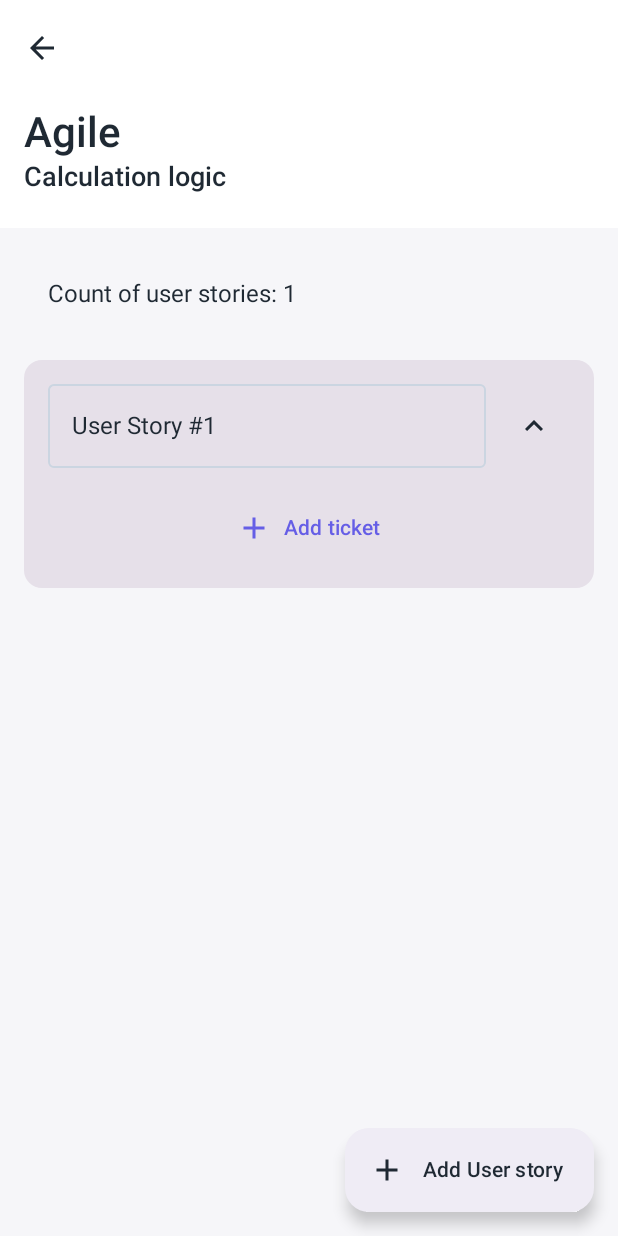
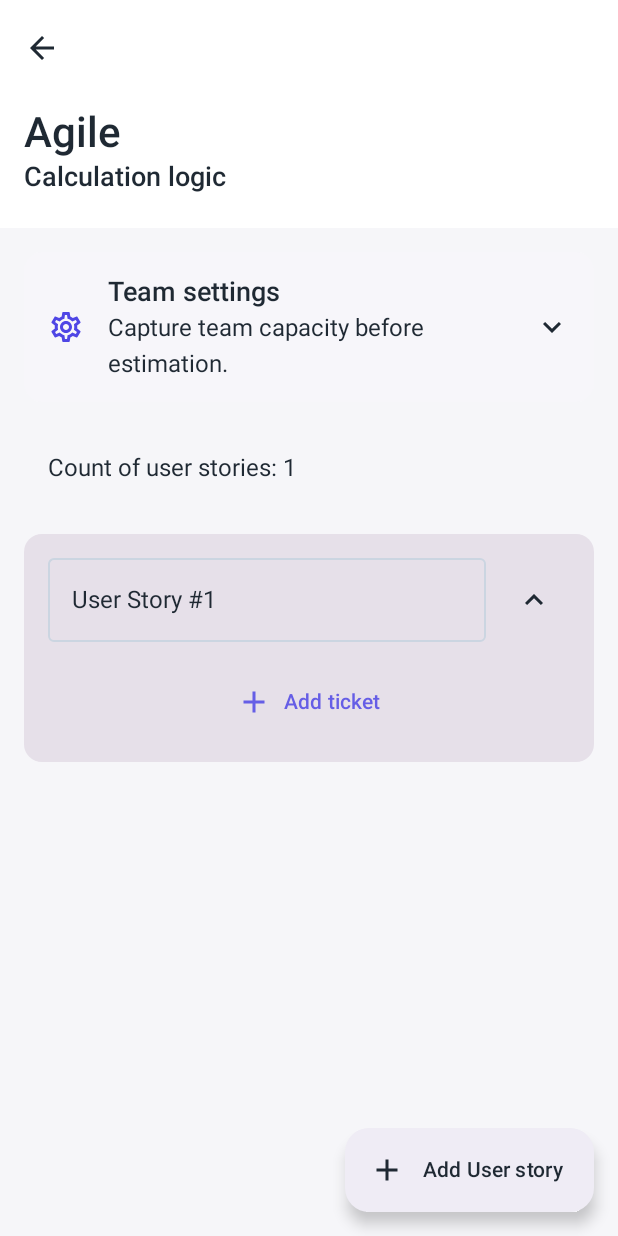
Before and after one commit to Sirelon/AICalories, an Android app built with Jetpack Compose: the @Preview function App, on a phone screen of 412 x 824 dp. Run offline under Robolectric (Android 15) with nearby library versions, the light colour scheme and no system bars; our stand-ins replace Navigation 3; libraries missing offline, so code that uses them is left out: com.mohamedrejeb.calf.

Commit message:
Add team settings screen backed by repository

```diff
--- a/composeApp/src/commonMain/kotlin/com/sirelon/aicalories/features/agile/AgileRoot.kt
+++ b/composeApp/src/commonMain/kotlin/com/sirelon/aicalories/features/agile/AgileRoot.kt
@@ -9,6 +9,7 @@ import androidx.navigation3.runtime.entryProvider
 import androidx.navigation3.runtime.rememberSaveableStateHolderNavEntryDecorator
 import androidx.navigation3.ui.NavDisplay
 import com.sirelon.aicalories.features.agile.navigation.AgileDestination
+import com.sirelon.aicalories.features.agile.team.TeamScreen
 
 @Composable
 fun AgileRoot(
@@ -25,6 +26,9 @@ fun AgileRoot(
             onExit()
         }
     }
+    val pushDestination: (AgileDestination) -> Unit = { destination ->
+        navBackStack.add(destination)
+    }
 
     NavDisplay(
         modifier = Modifier.fillMaxSize(),
@@ -32,7 +36,18 @@ fun AgileRoot(
         entryDecorators = listOf(rememberSaveableStateHolderNavEntryDecorator<AgileDestination>()),
         entryProvider = entryProvider<AgileDestination> {
             entry<AgileDestination.StoryBoard> {
-                AgileScreen(onBack = popDestination)
+                AgileScreen(
+                    onBack = popDestination,
+                    onOpenTeamSettings = { teamId ->
+                        pushDestination(AgileDestination.TeamSettings(teamId))
+                    },
+                )
+            }
+            entry<AgileDestination.TeamSettings> { destination ->
+                TeamScreen(
+                    onBack = popDestination,
+                    teamId = destination.teamId,
+                )
             }
         },
     )
--- a/composeApp/src/commonMain/kotlin/com/sirelon/aicalories/features/agile/AgileScreen.kt
+++ b/composeApp/src/commonMain/kotlin/com/sirelon/aicalories/features/agile/AgileScreen.kt
@@ -11,6 +11,7 @@ import androidx.compose.foundation.lazy.rememberLazyListState
 import androidx.compose.material.icons.Icons
 import androidx.compose.material.icons.outlined.Add
 import androidx.compose.material.icons.outlined.ExpandMore
+import androidx.compose.material.icons.outlined.Settings
 import androidx.compose.material3.ExtendedFloatingActionButton
 import androidx.compose.material3.Icon
 import androidx.compose.material3.MaterialTheme
@@ -45,6 +46,7 @@ import org.koin.compose.viewmodel.koinViewModel
 @Composable
 fun AgileScreen(
     onBack: () -> Unit,
+    onOpenTeamSettings: (Int) -> Unit,
 ) {
     val viewModel: AgileViewModel = koinViewModel()
     val state by viewModel.state.collectAsStateWithLifecycle()
@@ -52,6 +54,7 @@ fun AgileScreen(
     AgileScreenContent(
         state = state,
         onBack = onBack,
+        onOpenTeamSettings = onOpenTeamSettings,
         onEvent = viewModel::onEvent,
     )
 }
@@ -60,6 +63,7 @@ fun AgileScreen(
 private fun AgileScreenContent(
     state: AgileContract.AgileState,
     onBack: () -> Unit,
+    onOpenTeamSettings: (Int) -> Unit,
     onEvent: (AgileContract.AgileEvent) -> Unit,
 ) {
     val scrollBehavior = TopAppBarDefaults.enterAlwaysScrollBehavior()
@@ -98,6 +102,10 @@ private fun AgileScreenContent(
             contentPadding = it,
             verticalArrangement = Arrangement.spacedBy(AppDimens.Spacing.xl3),
         ) {
+            item {
+                TeamSettingsEntry(onOpenTeamSettings = onOpenTeamSettings)
+            }
+
             item {
                 Text(
                     modifier = Modifier.padding(AppDimens.Spacing.xl3),
@@ -177,6 +185,49 @@ private fun AgileScreenContent(
                     }
                 }
             }
+        }
+    }
+}
+
+private const val DEFAULT_TEAM_ID = 1
+
+@Composable
+private fun TeamSettingsEntry(onOpenTeamSettings: (Int) -> Unit) {
+    Surface(
+        modifier = Modifier.fillMaxWidth(),
+        onClick = { onOpenTeamSettings(DEFAULT_TEAM_ID) },
+        shape = MaterialTheme.shapes.medium,
+        tonalElevation = 1.dp,
+    ) {
+        Row(
+            modifier = Modifier.padding(AppDimens.Spacing.xl3),
+            horizontalArrangement = Arrangement.spacedBy(AppDimens.Spacing.xl3),
+            verticalAlignment = Alignment.CenterVertically,
+        ) {
+            Icon(
+                imageVector = Icons.Outlined.Settings,
+                contentDescription = null,
+                tint = MaterialTheme.colorScheme.primary,
+            )
+            Column(
+                modifier = Modifier.weight(1f),
+                verticalArrangement = Arrangement.spacedBy(AppDimens.Spacing.xs),
+            ) {
+                Text(
+                    text = "Team settings",
+                    style = MaterialTheme.typography.titleMedium,
+                )
+                Text(
+                    text = "Capture team capacity before estimation.",
+                    style = MaterialTheme.typography.bodyMedium,
+                    color = MaterialTheme.colorScheme.onSurfaceVariant,
+                )
+            }
+            Icon(
+                imageVector = Icons.Outlined.ExpandMore,
+                contentDescription = null,
+                tint = MaterialTheme.colorScheme.onSurfaceVariant,
+            )
         }
     }
 }
@@ -271,6 +322,7 @@ private fun AgileScreenPreview() {
             nextTicketId = 3,
         ),
         onBack = {},
+        onOpenTeamSettings = { _ -> },
         onEvent = {},
     )
 }
--- a/composeApp/src/commonMain/kotlin/com/sirelon/aicalories/features/agile/navigation/AgileDestination.kt
+++ b/composeApp/src/commonMain/kotlin/com/sirelon/aicalories/features/agile/navigation/AgileDestination.kt
@@ -10,4 +10,7 @@ import kotlinx.serialization.Serializable
 sealed interface AgileDestination : NavKey {
     @Serializable
     data object StoryBoard : AgileDestination
+
+    @Serializable
+    data class TeamSettings(val teamId: Int) : AgileDestination
 }
```
Also changed, not shown: composeApp/src/commonMain/kotlin/com/sirelon/aicalories/features/agile/data/AgileRepository.kt (added, +27 -0 lines), composeApp/src/commonMain/kotlin/com/sirelon/aicalories/features/agile/di/AgileModule.kt (+10 -0 lines), composeApp/src/commonMain/kotlin/com/sirelon/aicalories/features/agile/team/TeamContract.kt (added, +16 -0 lines), composeApp/src/commonMain/kotlin/com/sirelon/aicalories/features/agile/team/TeamScreen.kt (added, +211 -0 lines), composeApp/src/commonMain/kotlin/com/sirelon/aicalories/features/agile/team/TeamViewModel.kt (added, +56 -0 lines).
